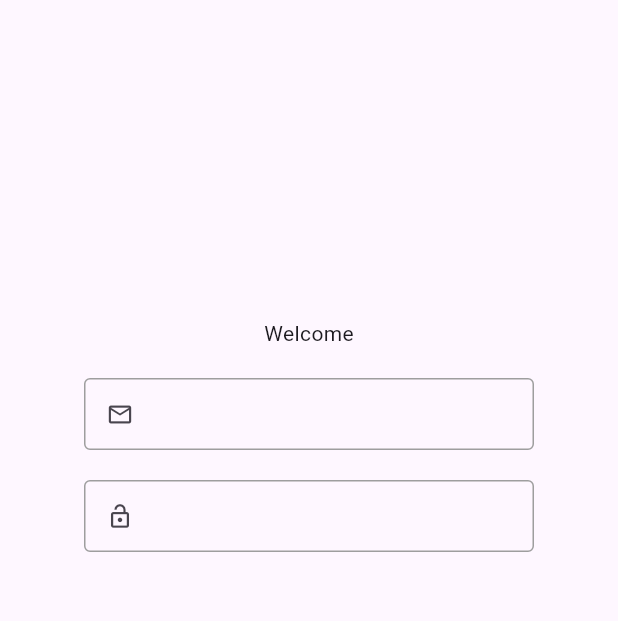
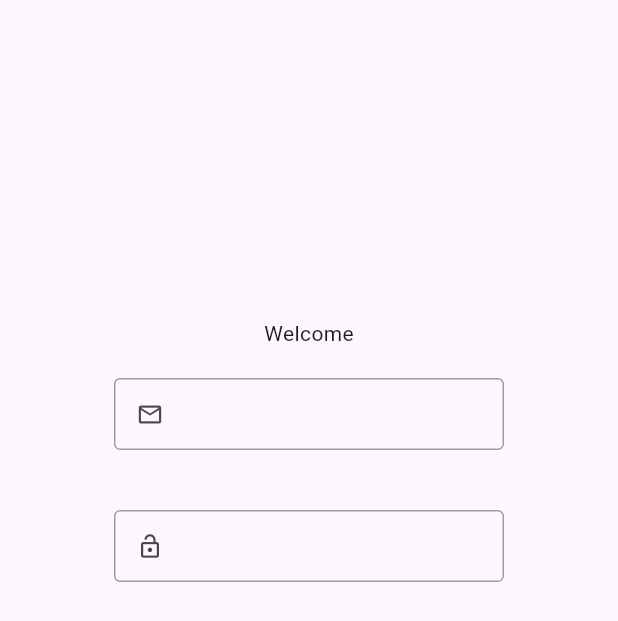
Before and after one commit to Lakmali07/ecom, a Flutter app: the screen it shows after launch, on a phone screen of 412 x 824 dp. Shown: the top 621 px of the screen. Run offline on Flutter 3.47's test engine with Material 2 defaults, Android fonts, the light colour scheme and no system bars.

Commit message:
padding added to text fields

```diff
--- a/lib/views/login_view.dart
+++ b/lib/views/login_view.dart
@@ -22,17 +22,11 @@ class _LoginViewState extends State<LoginView> {
           child: Column(
             children: [
               const Text('Welcome'),
-              SizedBox(
-                height: 20,
-              ),
               FormTextField(
                   controller: _usernameController,
                   inputType: 'none',
                   preffixIcon: const Icon(Icons.email_outlined),
                   isRequired: true),
-              SizedBox(
-                height: 20,
-              ),
               FormTextField(
                   controller: _passwordController,
                   inputType: 'none',
--- a/lib/widgets/form_text_field.dart
+++ b/lib/widgets/form_text_field.dart
@@ -34,7 +34,9 @@ class FormTextField extends StatelessWidget {
 
   @override
   Widget build(BuildContext context) {
-    return TextFormField(
+    return Padding(
+      padding: const EdgeInsets.all(20.0),
+      child: TextFormField(
         controller: controller,
         focusNode: focusNode,
         onFieldSubmitted: onFieldSubmitted,
@@ -81,6 +83,7 @@ class FormTextField extends StatelessWidget {
           }
           return null;
         },
+      ),
     );
   }
 }
```
Lines whose indentation alone changed are shown as unchanged.
